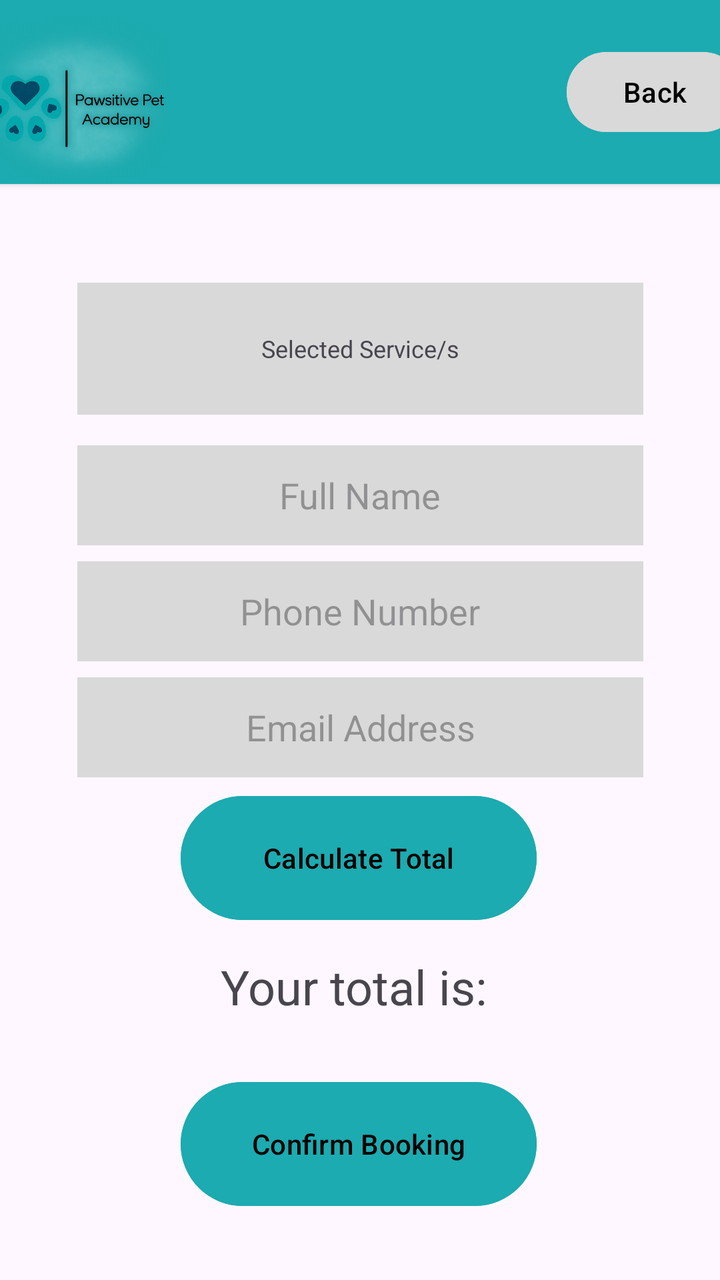
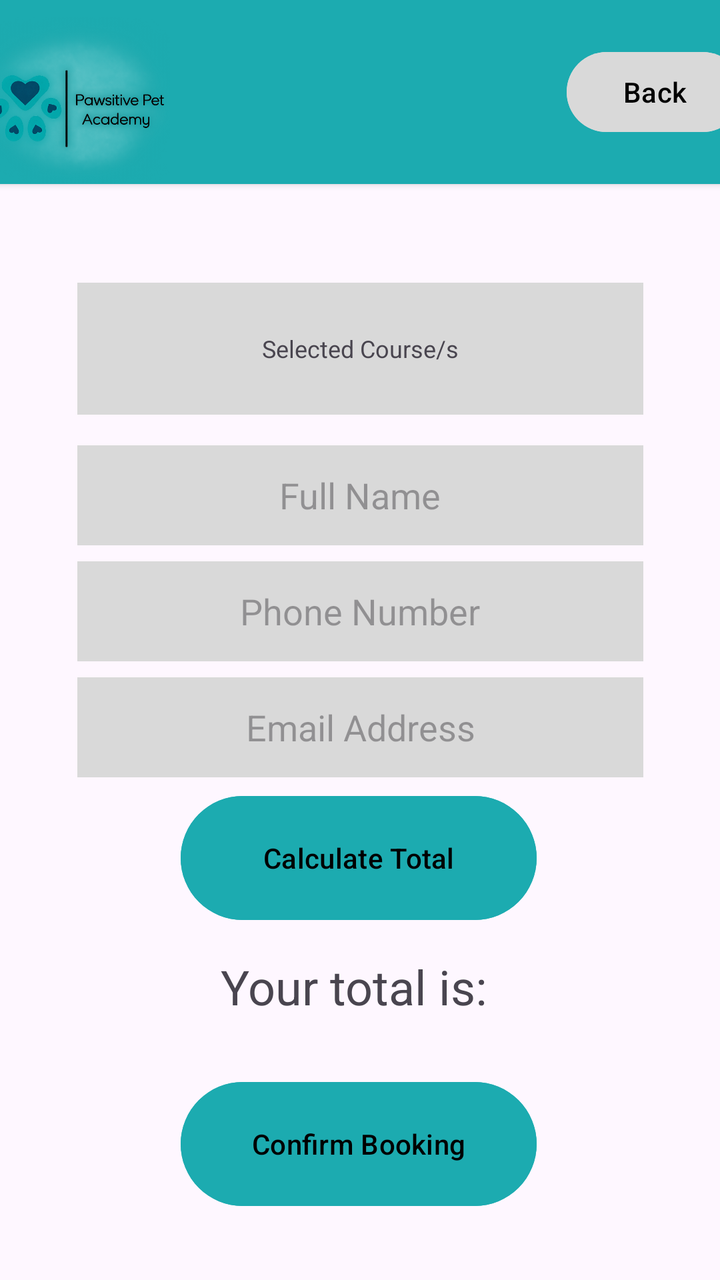

An Android layout rendered at two revisions. The XML below is the earlier revision; the diff shows what the commit changed to produce the second picture.
<!-- AndroidManifest.xml: application theme Theme.PawsitivePets -->
<!-- res/layout/activity_calculate_fees_page.xml -->
<?xml version="1.0" encoding="utf-8"?>
<androidx.constraintlayout.widget.ConstraintLayout xmlns:android="http://schemas.android.com/apk/res/android"
    xmlns:app="http://schemas.android.com/apk/res-auto"
    xmlns:tools="http://schemas.android.com/tools"
    android:id="@+id/main"
    android:layout_width="match_parent"
    android:layout_height="match_parent"
    tools:context=".CalculateFeesPage">

    <Button
        android:id="@+id/btnCalculateTotal"
        android:layout_width="178dp"
        android:layout_height="70dp"
        android:backgroundTint="#1CABB0"
        android:text="Calculate Total"
        android:textColor="@color/black"
        app:layout_constraintBottom_toBottomOf="parent"
        app:layout_constraintEnd_toEndOf="parent"
        app:layout_constraintHorizontal_bias="0.497"
        app:layout_constraintStart_toStartOf="parent"
        app:layout_constraintTop_toTopOf="parent"
        app:layout_constraintVertical_bias="0.691" />

    <Button
        android:id="@+id/btnConfirmBooking"
        android:layout_width="178dp"
        android:layout_height="70dp"
        android:backgroundTint="#1CABB0"
        android:text="Confirm Booking"
        android:textColor="@color/black"
        app:layout_constraintBottom_toBottomOf="parent"
        app:layout_constraintEnd_toEndOf="parent"
        app:layout_constraintHorizontal_bias="0.497"
        app:layout_constraintStart_toStartOf="parent"
        app:layout_constraintTop_toTopOf="@+id/cardView2"
        app:layout_constraintVertical_bias="0.942" />

    <LinearLayout
        android:id="@+id/customerDetails"
        android:layout_width="283dp"
        android:layout_height="wrap_content"
        android:orientation="vertical"
        app:layout_constraintBottom_toBottomOf="parent"
        app:layout_constraintEnd_toEndOf="parent"
        app:layout_constraintStart_toStartOf="parent"
        app:layout_constraintTop_toTopOf="@+id/cardView2"
        app:layout_constraintVertical_bias="0.47">

        <EditText
            android:id="@+id/etName"
            android:layout_width="match_parent"
            android:layout_height="50dp"
            android:background="#D9D9D9"
            android:gravity="center"
            android:hint="Full Name"
            android:inputType="textPersonName" />

        <EditText
            android:id="@+id/etPhone"
            android:layout_width="match_parent"
            android:layout_height="50dp"
            android:layout_marginTop="8dp"
            android:background="#D9D9D9"
            android:gravity="center"
            android:hint="Phone Number"
            android:inputType="phone" />

        <EditText
            android:id="@+id/etEmail"
            android:layout_width="match_parent"
            android:layout_height="50dp"
            android:layout_marginTop="8dp"
            android:background="#D9D9D9"
            android:gravity="center"
            android:hint="Email Address"
            android:inputType="textEmailAddress" />
    </LinearLayout>

    <androidx.cardview.widget.CardView
        android:id="@+id/cardView2"
        android:layout_width="414dp"
        android:layout_height="92dp"
        app:cardBackgroundColor="#1CABB0"
        app:layout_constraintBottom_toBottomOf="parent"
        app:layout_constraintEnd_toEndOf="parent"
        app:layout_constraintStart_toStartOf="parent"
        app:layout_constraintTop_toTopOf="parent"
        app:layout_constraintVertical_bias="0.0">

        <ImageView
            android:id="@+id/imageView"
            android:layout_width="130dp"
            android:layout_height="match_parent"
            app:srcCompat="@drawable/logo_1" />

        <Button
            android:id="@+id/btnBack"
            android:layout_width="wrap_content"
            android:layout_height="wrap_content"
            android:layout_gravity="end|center_vertical"
            android:layout_marginEnd="16dp"
            android:backgroundTint="#D9D9D9"
            android:text="Back"
            android:textColor="@color/black" />
    </androidx.cardview.widget.CardView>

    <TextView
        android:id="@+id/txtSelectedService"
        android:layout_width="283dp"
        android:layout_height="66dp"
        android:background="#D9D9D9"
        android:gravity="center"
        android:text="Selected Service/s"
        android:textSize="12sp"
        app:layout_constraintBottom_toBottomOf="parent"
        app:layout_constraintEnd_toEndOf="parent"
        app:layout_constraintStart_toStartOf="parent"
        app:layout_constraintTop_toTopOf="@+id/cardView2"
        app:layout_constraintVertical_bias="0.246" />

    <TextView
        android:id="@+id/txtTotal"
        android:layout_width="233dp"
        android:layout_height="37dp"
        android:text="Your total is: "
        android:textSize="24sp"
        android:gravity="center"
        app:layout_constraintBottom_toBottomOf="parent"
        app:layout_constraintEnd_toEndOf="parent"
        app:layout_constraintHorizontal_bias="0.498"
        app:layout_constraintStart_toStartOf="parent"
        app:layout_constraintTop_toTopOf="@+id/cardView2"
        app:layout_constraintVertical_bias="0.787" />

</androidx.constraintlayout.widget.ConstraintLayout>
<!-- resources referenced by this layout -->
<resources>
  <color name="black">#FF000000</color>
  <!-- drawable logo_1: png bitmap (drawable, 235545 bytes) -->
  <style name="Theme.PawsitivePets" parent="Base.Theme.PawsitivePets" />
  <style name="Base.Theme.PawsitivePets" parent="Theme.Material3.DayNight.NoActionBar">
          
          
      </style>
</resources>

<!-- the commit's change to res/layout/activity_calculate_fees_page.xml (unified diff, before → after) -->
@@ -110,7 +110,7 @@
         android:layout_height="66dp"
         android:background="#D9D9D9"
         android:gravity="center"
-        android:text="Selected Service/s"
+        android:text="Selected Course/s"
         android:textSize="12sp"
         app:layout_constraintBottom_toBottomOf="parent"
         app:layout_constraintEnd_toEndOf="parent"
